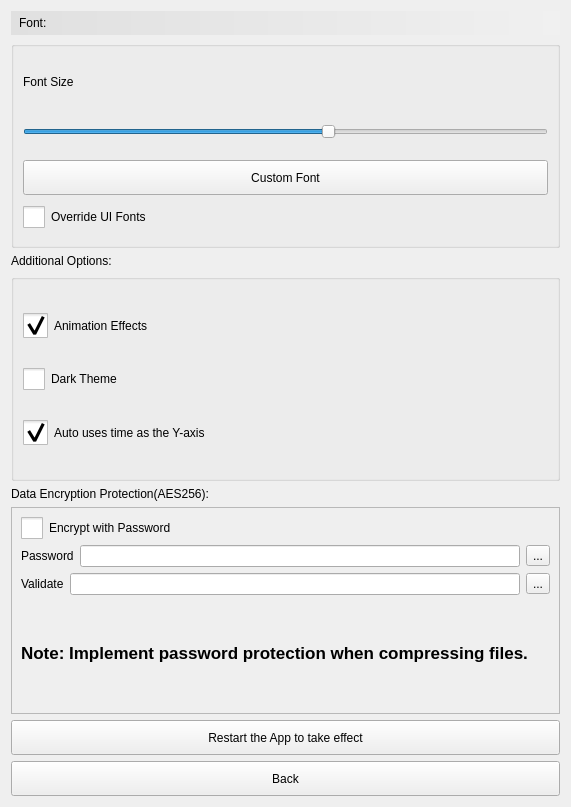
First picture: the form in src/Preferences.ui, repository ic005k/Knot, before the edit.
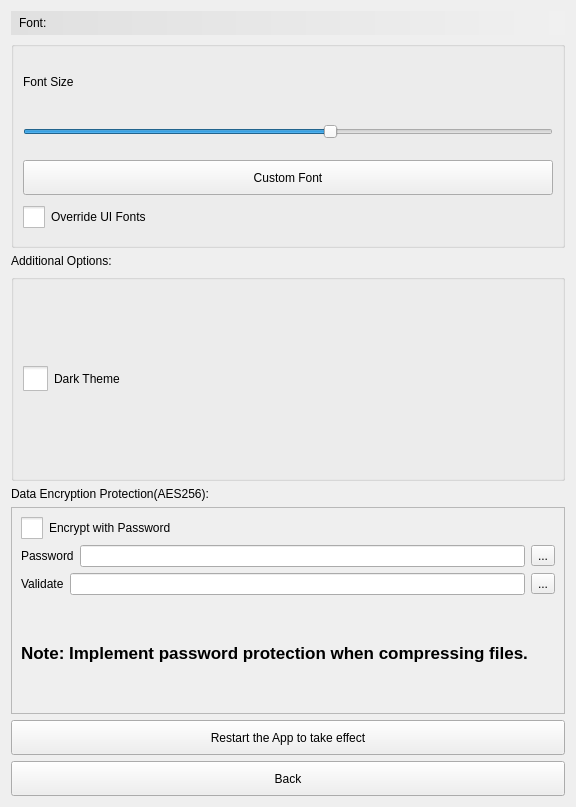
Second picture: the form after the edit. Icons and pictures are not drawn.

Commit message: auto dark

Diff of the .ui file:
```diff
--- a/src/Preferences.ui
+++ b/src/Preferences.ui
@@ -6,7 +6,7 @@
    <rect>
     <x>0</x>
     <y>0</y>
-    <width>571</width>
+    <width>576</width>
     <height>807</height>
    </rect>
   </property>
@@ -157,72 +157,29 @@
       <string/>
      </property>
      <layout class="QVBoxLayout" name="verticalLayout_4">
-      <item>
-       <widget class="QCheckBox" name="chkAniEffects">
-        <property name="styleSheet">
-         <string notr="true">QCheckBox::indicator {
-    /* 选择框尺寸 */
-    width:25px;
-    height:25px;
-}
-
-QCheckBox::indicator:unchecked{
-    image:url(:/res/chk0.svg);
-}
-
-QCheckBox::indicator:checked{
-    image:url(:/res/chk1.svg);
-}
-</string>
-        </property>
-        <property name="text">
-         <string>Animation Effects</string>
-        </property>
-        <property name="checked">
-         <bool>true</bool>
-        </property>
-       </widget>
-      </item>
       <item>
        <widget class="QCheckBox" name="chkDark">
         <property name="styleSheet">
          <string notr="true">QCheckBox::indicator {
     /* 选择框尺寸 */
-    width:22px;
-    height:22px;
-}</string>
+    width:25px;
+    height:25px;
+}
+
+QCheckBox::indicator:unchecked{
+    image:url(:/res/chk0.svg);
+}
+
+QCheckBox::indicator:checked{
+    image:url(:/res/chk1.svg);
+}
+</string>
         </property>
         <property name="text">
          <string>Dark Theme</string>
         </property>
        </widget>
       </item>
-      <item>
-       <widget class="QCheckBox" name="chkAutoTime">
-        <property name="styleSheet">
-         <string notr="true">QCheckBox::indicator {
-    /* 选择框尺寸 */
-    width:25px;
-    height:25px;
-}
-
-QCheckBox::indicator:unchecked{
-    image:url(:/res/chk0.svg);
-}
-
-QCheckBox::indicator:checked{
-    image:url(:/res/chk1.svg);
-}
-</string>
-        </property>
-        <property name="text">
-         <string>Auto uses time as the Y-axis</string>
-        </property>
-        <property name="checked">
-         <bool>true</bool>
-        </property>
-       </widget>
-      </item>
      </layout>
     </widget>
    </item>
```
Left out of the diff: 8 changed lines with no effect on the pictures. The commit also changes 6 other files.
